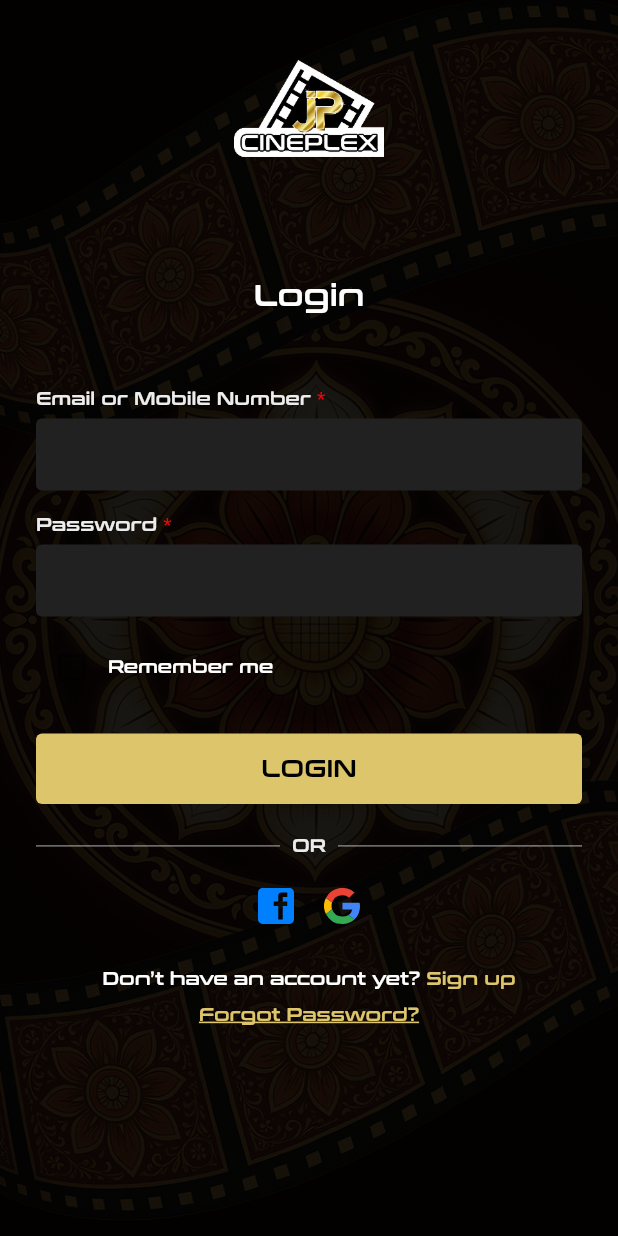
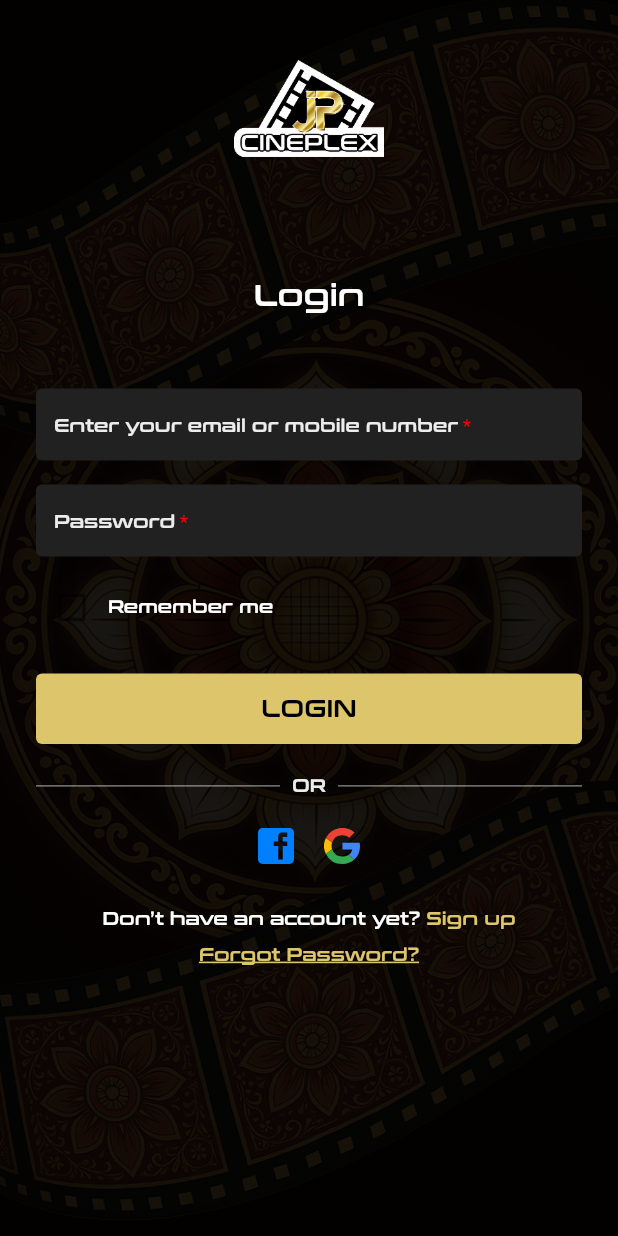
Before and after one commit to TharudiHS/JP-Cineplex-Mobile-App, a Flutter app: the LoginPage screen opened directly, on a phone screen of 412 x 824 dp. Run offline on Flutter 3.47's test engine with Material 3 defaults, Android fonts, the phone set to English and light mode, and no system bars; our stand-ins replace flutter_svg.

Commit message:
changed buildinputfield in login page

```diff
--- a/lib/screens/login_page.dart
+++ b/lib/screens/login_page.dart
@@ -53,14 +53,14 @@ class _LoginPageState extends State<LoginPage> {
 
                 // Email Field
                 _buildInputField(
-                  label: "Email or Mobile Number",
                   controller: emailController,
+                  hint: "Enter your email or mobile number",
                 ),
                 const SizedBox(height: 16),
 
                 // Password Field
                 _buildInputField(
-                  label: "Password",
+                  hint: "Password",
                   controller: passwordController,
                   isPassword: true,
                 ),
@@ -213,24 +213,26 @@ class _LoginPageState extends State<LoginPage> {
   }
 
   Widget _buildInputField({
-    required String label,
+    required String hint,
     required TextEditingController controller,
     bool isPassword = false,
   }) {
-    return Column(
-      crossAxisAlignment: CrossAxisAlignment.start,
-      children: [
-        // Label with red asterisk
-        RichText(
+    return TextField(
+      controller: controller,
+      obscureText: isPassword,
+      style: const TextStyle(color: Colors.white),
+      decoration: InputDecoration(
+        // Use RichText as the hint
+        hint: RichText(
           text: TextSpan(
-            text: "$label ",
+            text: hint,
             style: TextStyles.size14WeightBoldConthraxSemiBold.copyWith(
               fontSize: 12,
               color: AppColours.lightGrey,
             ),
             children: [
               TextSpan(
-                text: "*",
+                text: " *",
                 style: TextStyle(
                   color: AppColours.red,
                   fontSize: 12,
@@ -240,13 +242,6 @@ class _LoginPageState extends State<LoginPage> {
             ],
           ),
         ),
-        const SizedBox(height: 6),
-        // Input field
-        TextField(
-          controller: controller,
-          obscureText: isPassword,
-          style: const TextStyle(color: Colors.white),
-          decoration: InputDecoration(
         filled: true,
         fillColor: AppColours.darkGrey,
         border: OutlineInputBorder(
@@ -258,8 +253,6 @@ class _LoginPageState extends State<LoginPage> {
           vertical: 14,
         ),
       ),
-        ),
-      ],
     );
   }
 }
```
Lines whose indentation alone changed are shown as unchanged.
